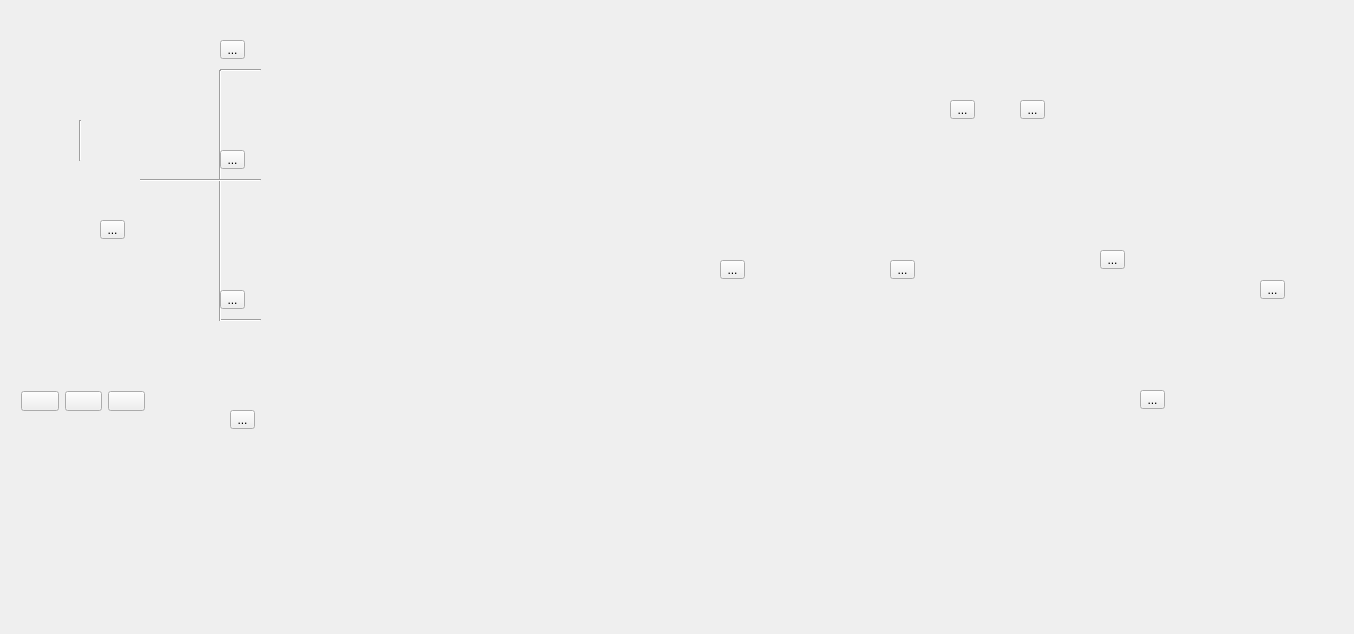
The window that ventanaprincipal.ui (DavidCrgh/Tarea_Programa_Estructuras_1) describes before a commit, drawn with Qt 5.
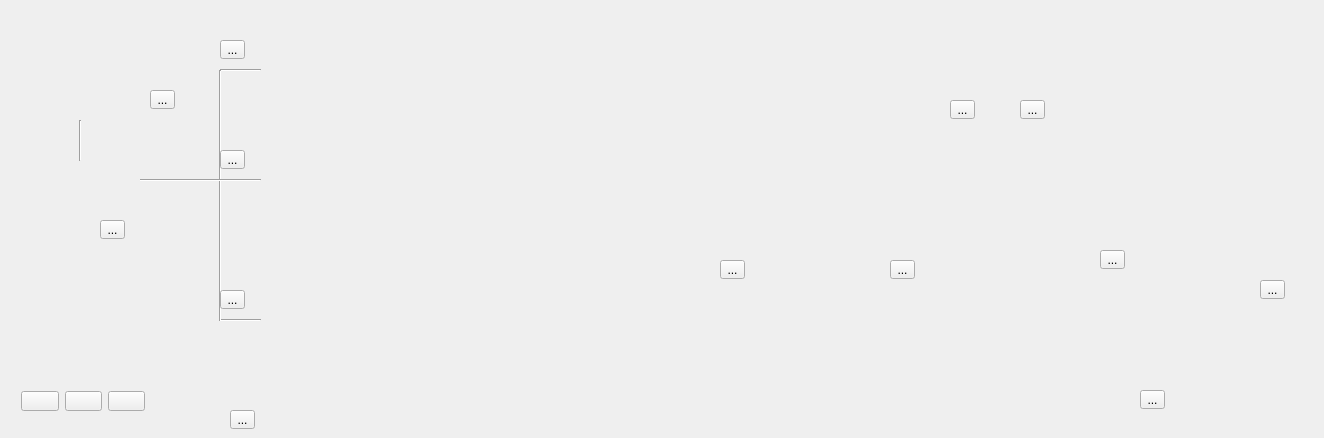
The same window after the commit. Icons and pictures are not drawn.

Patch:
```diff
--- a/ventanaprincipal.ui
+++ b/ventanaprincipal.ui
@@ -9,8 +9,8 @@
    <rect>
     <x>0</x>
     <y>0</y>
-    <width>1354</width>
-    <height>634</height>
+    <width>1324</width>
+    <height>438</height>
    </rect>
   </property>
   <property name="sizePolicy">
@@ -21,14 +21,14 @@
   </property>
   <property name="minimumSize">
    <size>
-    <width>1354</width>
-    <height>634</height>
+    <width>1324</width>
+    <height>438</height>
    </size>
   </property>
   <property name="maximumSize">
    <size>
-    <width>1354</width>
-    <height>634</height>
+    <width>1324</width>
+    <height>438</height>
    </size>
   </property>
   <property name="cursor">
@@ -999,6 +999,19 @@
      <string>...</string>
     </property>
    </widget>
+   <widget class="QToolButton" name="botonAlmacenPrima">
+    <property name="geometry">
+     <rect>
+      <x>150</x>
+      <y>90</y>
+      <width>25</width>
+      <height>19</height>
+     </rect>
+    </property>
+    <property name="text">
+     <string>...</string>
+    </property>
+   </widget>
   </widget>
  </widget>
  <layoutdefault spacing="6" margin="11"/>
```
Left out of the diff: 17 changed lines with no effect on the pictures.
